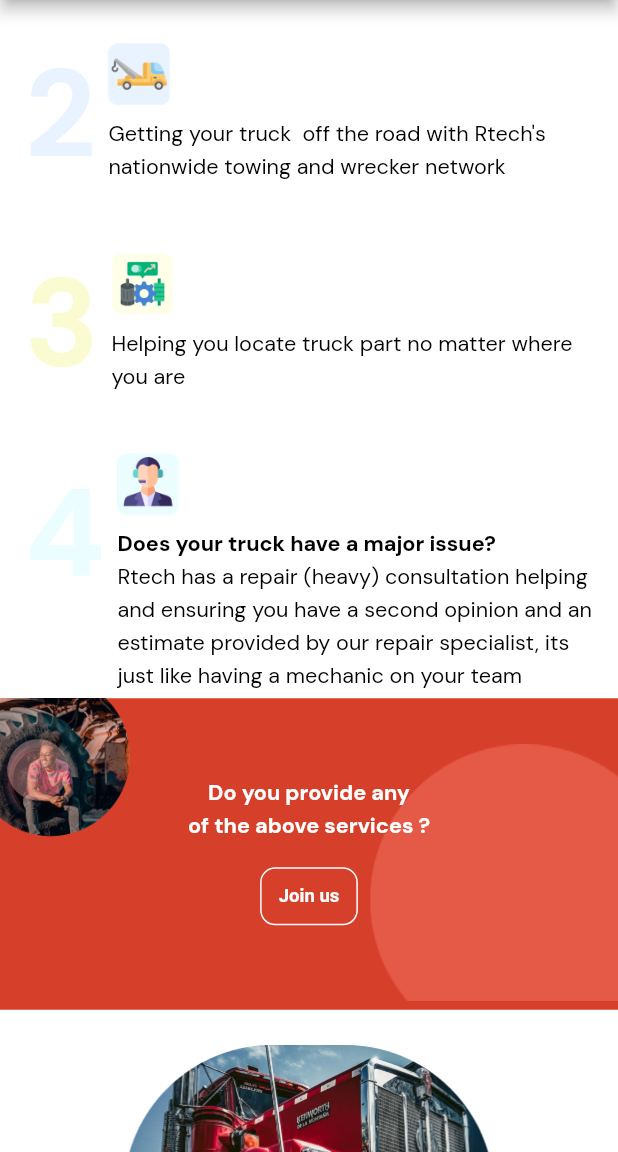
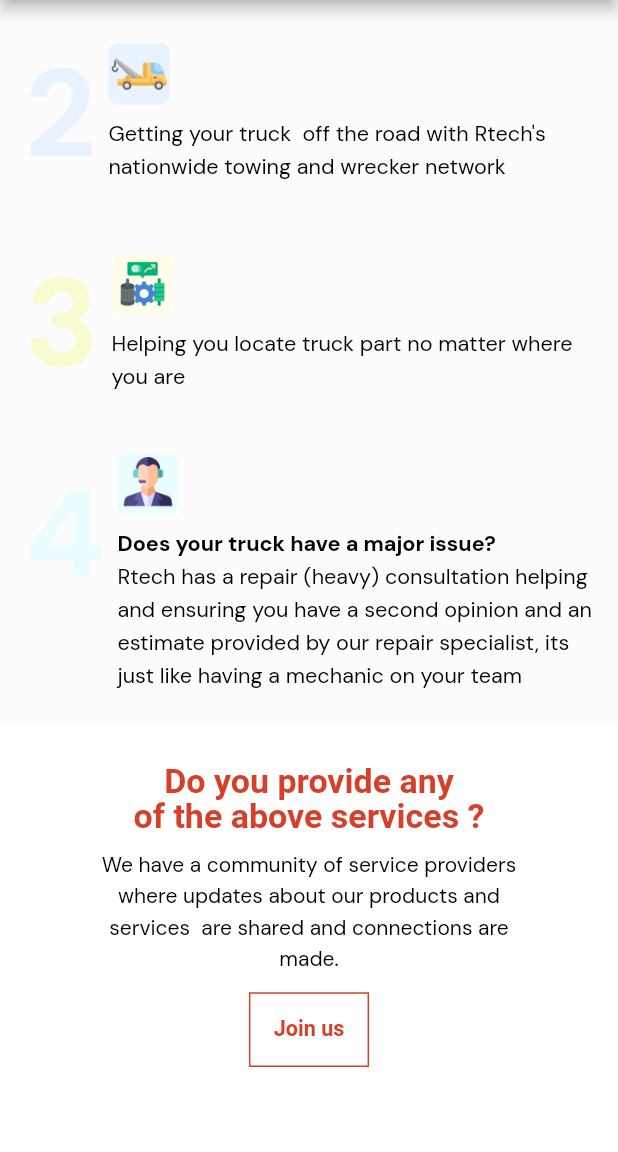
Before and after one commit to RTECHDIAGNOSTICS/rtech_overview, a Flutter app: the screen it shows after launch, scrolled down 1152 dp, on a phone screen of 412 x 824 dp, the part 84-1236 px from its top. Run offline on Flutter 3.47's test engine with Material 2 defaults, Android fonts, the phone set to English and light mode, and no system bars; our stand-ins replace animate_do, flutter_svg, google_fonts, responsive_builder; Roboto replaces fonts that are missing (Kanit).

Commit message:
Mobile design done

```diff
--- a/lib/gen/assets.gen.dart
+++ b/lib/gen/assets.gen.dart
@@ -26,7 +26,6 @@ class $AssetsImagesGen {
       const AssetGenImage('assets/images/rTechLogoBlack.png');
   AssetGenImage get appstore => const AssetGenImage('assets/images/app store image.jpg');
   AssetGenImage get playstore => const AssetGenImage('assets/images/play store image.jpg');
-  AssetGenImage get newsletterImage => const AssetGenImage('assets/images/newsletter image.jpg');
   AssetGenImage get mackTruck => const AssetGenImage('assets/images/mack truck.jpg');
   AssetGenImage get ctaImage => const AssetGenImage('assets/images/cta image.png');
   AssetGenImage get ctaEllipse => const AssetGenImage('assets/images/cta Ellipse.png');
@@ -46,6 +45,7 @@ class $AssetsImagesGen {
   AssetGenImage get catImg => const AssetGenImage('assets/images/cat img.jpg');
   AssetGenImage get volvoImg => const AssetGenImage('assets/images/volvo img.jpg');
   AssetGenImage get detroitImg => const AssetGenImage('assets/images/detroit img.jpg');
+  AssetGenImage get BgMask => const AssetGenImage('assets/images/BG Mask.jpg');
 
 
 
@@ -61,6 +61,7 @@ class $AssetsSvgsGen {
   SvgGenImage get instagramSvg => const SvgGenImage('assets/svgs/instagram svg.svg');
   SvgGenImage get linkedInSvg => const SvgGenImage('assets/svgs/linkedIn svg.svg');
   SvgGenImage get twitterSvg => const SvgGenImage('assets/svgs/twitter svg.svg');
+  SvgGenImage get newsletterImage => const SvgGenImage('assets/svgs/newsletter image.svg');
 
 
 
--- a/lib/screens/content/mobile_about_screen.dart
+++ b/lib/screens/content/mobile_about_screen.dart
@@ -19,7 +19,10 @@ class _MobileAboutScreenState extends State<MobileAboutScreen> {
   @override
   Widget build(BuildContext context) {
     SizeConfig().init(context);
-    return ResponsiveBuilder(builder: (context, sizingInformation) {
+    return Container(
+
+        color: AppColors.appBarBG,
+      child: ResponsiveBuilder(builder: (context, sizingInformation) {
         var textAlignment =
             sizingInformation.deviceScreenType == DeviceScreenType.desktop
                 ? TextAlign.left
@@ -35,7 +38,7 @@ class _MobileAboutScreenState extends State<MobileAboutScreen> {
         return Container(
           margin: EdgeInsets.only(
             top: SizeConfig.sW! * 1,
-          bottom: SizeConfig.sW! * 1,
+            bottom: SizeConfig.sW! * 5,
             left: sizingInformation.isMobile
                 ? SizeConfig.sW! * 4
                 : sizingInformation.isTablet
@@ -287,6 +290,7 @@ class _MobileAboutScreenState extends State<MobileAboutScreen> {
                 ],
               ),
         );
-    });
+      }),
+    );
   }
 }
--- a/lib/screens/content/mobile_services_screen.dart
+++ b/lib/screens/content/mobile_services_screen.dart
@@ -3,6 +3,7 @@
 import 'dart:developer';
 
 import 'package:flutter/material.dart';
+import 'package:google_fonts/google_fonts.dart';
 import 'package:responsive_builder/responsive_builder.dart';
 import 'package:url_launcher/url_launcher.dart';
 
@@ -77,12 +78,25 @@ class _MobileServicesScreenState extends State<MobileServicesScreen> {
                           height: SizeConfig.sW! * 60,
                           width: SizeConfig.sW! * 60),
 
+
+
                       Padding(
-                        padding:  EdgeInsets.only(left: SizeConfig.sW! * 25),
+                        padding:  EdgeInsets.only(left: SizeConfig.sW! * 19),
                         child: Column(
-                          crossAxisAlignment: CrossAxisAlignment.center,
+                          crossAxisAlignment: CrossAxisAlignment.start,
                           mainAxisAlignment: MainAxisAlignment.center,
                           children: [
+                            Text(
+                                  "100% flexible",
+                                  style: GoogleFonts.kanit(
+                                    fontWeight: FontWeight.w700,
+                                    color: AppColors.primary,
+                                    fontSize: SizeConfig.sW! * 4.2,
+                                  ),
+                                ),
+                                const SizedBox(
+                                  height: 8,
+                                ),
                             Row(
 
                               children: [Assets.svgs.checkGreen.svg(
--- a/lib/screens/home.dart
+++ b/lib/screens/home.dart
@@ -4,6 +4,7 @@
 import 'package:animate_do/animate_do.dart';
 import 'package:flutter/material.dart';
 import 'package:flutter/rendering.dart';
+import 'package:google_fonts/google_fonts.dart';
 import 'package:responsive_builder/responsive_builder.dart';
 
 import 'package:rtech_overview/screens/services_desktop_tablet.dart';
@@ -375,8 +376,8 @@ class FooterWidget extends StatelessWidget {
     return isMobile
         ? Container(
             padding: EdgeInsets.only(
-                top: SizeConfig.sW! * 5,
-                bottom: SizeConfig.sW! * 5,
+                top: SizeConfig.sW! * 10,
+                bottom: SizeConfig.sW! * 10,
                 right: SizeConfig.sW! * 5,
                 left: SizeConfig.sW! * 5),
             color: Colors.black,
@@ -473,172 +474,128 @@ class CtaWidget extends StatelessWidget {
   @override
   Widget build(BuildContext context) {
     return isMobile
-        ? Stack(
-            alignment: Alignment.topLeft,
-            children: [
-              Container(
-                height: SizeConfig.sW! * 50.4,
-                width: double.infinity,
-                // padding: EdgeInsets.all(SizeConfig.sW! * 6),
-                decoration: const BoxDecoration(
-                  color: AppColors.primary,
-                ),
-                child: Stack(
-                  alignment: Alignment.center,
-                  children: [
-                    Transform.translate(
-                        offset: Offset(
-                          SizeConfig.sW! * 32,
-                          SizeConfig.sW! * 3,
-                        ),
-                        child: Assets.images.ctaEclispseMobile.image()),
-                    Column(
+        ? Padding(
+          padding:  EdgeInsets.all(SizeConfig.sW! * 5),
+          child: Column(
             crossAxisAlignment: CrossAxisAlignment.center,
             mainAxisAlignment: MainAxisAlignment.center,
             children: [
+               SizedBox(
+                height:  SizeConfig.sW! * 2,
+              ),
               Text(
                 "Do you provide any\nof the above services ?",
+                textAlign: TextAlign.center,
+                style: GoogleFonts.kanit(
+                        fontWeight: FontWeight.w700,
+                        height: 1,
+                        color: AppColors.primary,
+                        fontSize: SizeConfig.sW! * 5.5,),
+              ),
+               SizedBox(
+                height:  SizeConfig.sW! * 2,
+              ),
+              Padding(
+                padding:  EdgeInsets.symmetric(horizontal: SizeConfig.sW! * 8),
+                child: Text(
+                          "We have a community of service providers where updates about our products and services  are shared and connections are made.",
                   textAlign: TextAlign.center,
                           style: Theme.of(context)
                               .textTheme
                               .bodyText1!
                               .copyWith(
-                                  fontWeight: FontWeight.w700,
-                                  color: AppColors.white,
-                                  fontSize: SizeConfig.sW! * 3.5),
+                                  fontWeight: FontWeight.w400,
+                                  color: AppColors.black,
+                                  fontSize: SizeConfig.sW! * 3.4),
                         ),
+              ),
+
                SizedBox(
-                          height: SizeConfig.sW! * 3,
+                height:  SizeConfig.sW! *3,
               ),
               TextButton(
                 onPressed: () {},
                 style: TextButton.styleFrom(
                   backgroundColor: Colors.transparent,
                   padding: EdgeInsets.symmetric(
-                                vertical: SizeConfig.sW! * 3,
-                                horizontal: SizeConfig.sW! * 3),
-                            shape: RoundedRectangleBorder(
-                              side: const BorderSide(color: Colors.white),
-                              borderRadius: BorderRadius.circular(
-                                10,
-                              ),
+                      vertical: SizeConfig.sW! * 4,
+                      horizontal: SizeConfig.sW! * 4),
+                  shape: const RoundedRectangleBorder(
+                    side: BorderSide(color: AppColors.primary),
+
                   ),
                 ),
                 child: Text(
                   'Join us',
                   style: TextStyle(
-                                color: Colors.white,
-                                fontSize: SizeConfig.sW! * 3,
+                      color: AppColors.primary,
+                      fontSize: SizeConfig.sW! * 3.5,
                       fontWeight: FontWeight.w700),
                 ),
               ),
             ],
           ),
-                  ],
-                ),
-              ),
-              Stack(
-                alignment: Alignment.center,
-                children: [
-                  Align(
-                    alignment: Alignment.centerLeft,
-                    child: Assets.images.ctaImageMobile.image(
-                      height: SizeConfig.sW! * 22.4,
-                    ),
-                  ),
-                  Align(
-                    alignment: Alignment.centerLeft,
-                    child: Transform.translate(
-                        offset:
-                            Offset(SizeConfig.sW! * 1.2, SizeConfig.sW! * 0.4),
-                        child: Assets.images.ctaEclispse1Mobile.image(
-                          height: SizeConfig.sW! * 10,
-                        )),
-                  ),
-                ],
-              ),
-            ],
         )
-        : Stack(
-            alignment: Alignment.bottomCenter,
-            children: [
-              Container(
+        : Container(
+          margin: EdgeInsets.symmetric(horizontal: SizeConfig.sW! * 10),
           height: SizeConfig.sW! * 15.4,
           // padding: EdgeInsets.all(SizeConfig.sW! * 6),
           decoration: const BoxDecoration(
-                  color: AppColors.primary,
+            color: AppColors.white,
           ),
-                child: Stack(
-                  alignment: Alignment.center,
-                  children: [
-                    Transform.translate(
-                        offset: Offset(SizeConfig.sW! * 18, 0),
-                        child: Assets.images.ctaEllipse.image()),
-                    Row(
+          child: Row(
             crossAxisAlignment: CrossAxisAlignment.center,
             mainAxisAlignment: MainAxisAlignment.center,
             children: [
-                        Text(
-                          "Do you provide any of the above services ?",
+              Expanded(
+                flex: 3,
+                child: Text(
+                  "Do you provide any\nof the above services ?",
+                  style: GoogleFonts.kanit(
+                          fontWeight: FontWeight.w700,
+                          color: AppColors.primary,
+                          fontSize: SizeConfig.sW! * 2.6,),
+                ),
+              ),
+              Expanded(
+                flex: 2,
+                child: Text(
+                          "We have a community of service providers where updates about our products and services  are shared and connections are made.",
                           style: Theme.of(context)
                               .textTheme
                               .bodyText1!
                               .copyWith(
-                                  fontWeight: FontWeight.w700,
-                                  color: AppColors.white,
-                                  fontSize: SizeConfig.sW! * 2.4),
+                                  fontWeight: FontWeight.w400,
+                                  color: AppColors.black,
+                                  fontSize: SizeConfig.sW! * 1.4),
                         ),
-                        const SizedBox(
-                          width: 20,
+              ),
+
+               SizedBox(
+                width:  SizeConfig.sW! * 10.4,
               ),
               TextButton(
                 onPressed: () {},
                 style: TextButton.styleFrom(
                   backgroundColor: Colors.transparent,
                   padding: EdgeInsets.symmetric(
-                                vertical: SizeConfig.sW! * 1.5,
-                                horizontal: SizeConfig.sW! * 1.5),
-                            shape: RoundedRectangleBorder(
-                              side: const BorderSide(color: Colors.white),
-                              borderRadius: BorderRadius.circular(
-                                10,
-                              ),
+                      vertical: SizeConfig.sW! * 2,
+                      horizontal: SizeConfig.sW! * 2),
+                  shape: const RoundedRectangleBorder(
+                    side: BorderSide(color: AppColors.primary),
+
                   ),
                 ),
                 child: Text(
                   'Join us',
                   style: TextStyle(
-                                color: Colors.white,
-                                fontSize: SizeConfig.sW! * 1.2,
+                      color: AppColors.primary,
+                      fontSize: SizeConfig.sW! * 1.7,
                       fontWeight: FontWeight.w700),
                 ),
               ),
             ],
           ),
-                  ],
-                ),
-              ),
-              Stack(
-                alignment: Alignment.center,
-                children: [
-                  Align(
-                    alignment: Alignment.centerLeft,
-                    child: Assets.images.ctaImage.image(
-                      height: SizeConfig.sW! * 12.4,
-                    ),
-                  ),
-                  Align(
-                    alignment: Alignment.centerLeft,
-                    child: Transform.translate(
-                        offset:
-                            Offset(SizeConfig.sW! * 1.2, SizeConfig.sW! * 0.4),
-                        child: Assets.images.ctaEllipse1.image(
-                          height: SizeConfig.sW! * 7,
-                        )),
-                  ),
-                ],
-              ),
-            ],
         );
   }
 }
```
Also changed, not shown: lib/screens/about_screen.dart (+6 -6 lines), lib/screens/services_desktop_tablet.dart (+171 -142 lines), assets/images/BG Mask.jpg (added), assets/images/mack truck.jpg, assets/images/newsletter image.jpg (deleted), assets/svgs/newsletter image.svg (added). Lines whose indentation alone changed are shown as unchanged.
